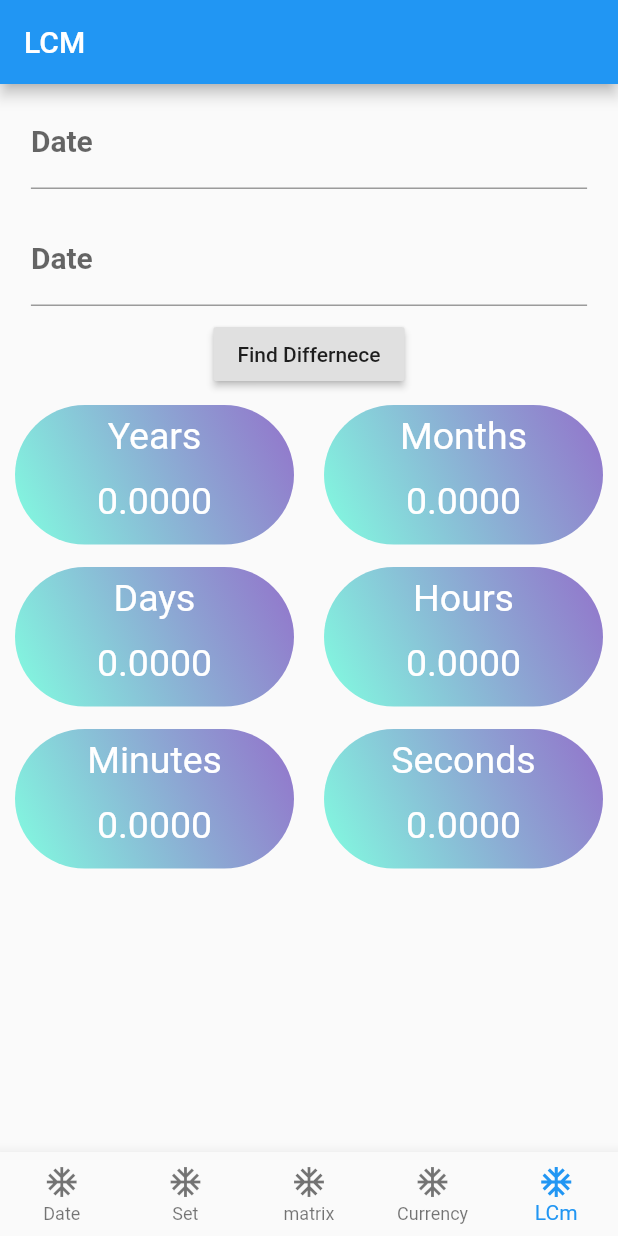
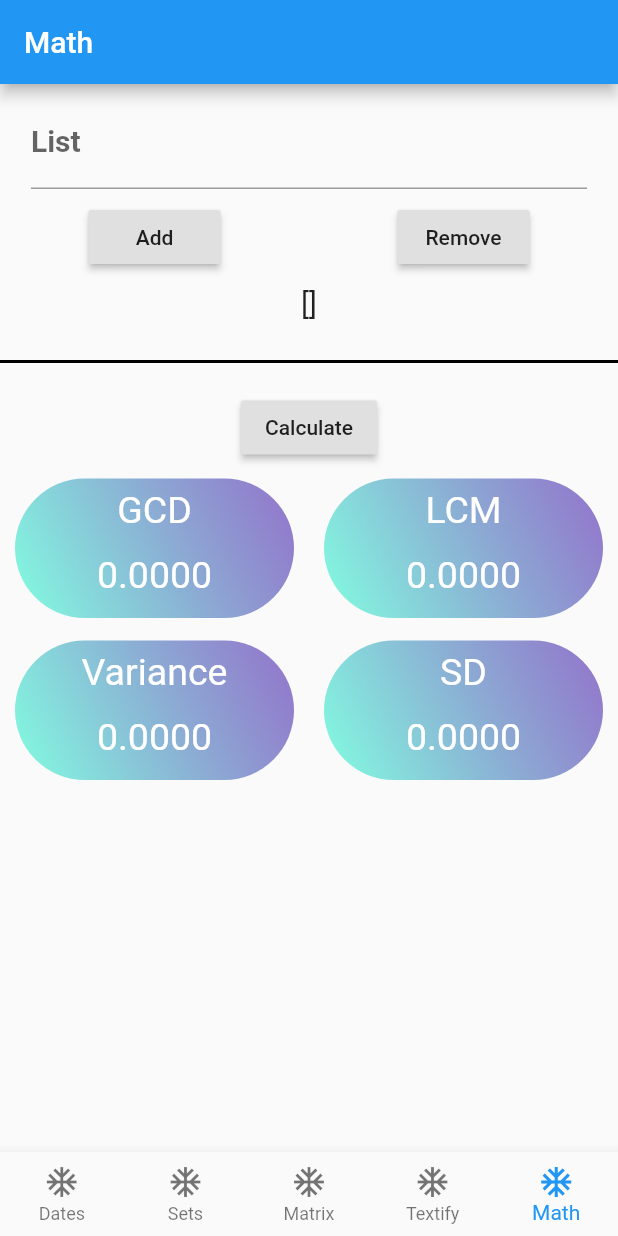
Before and after one commit to AstroEngineeer/Math_Helper_App, a Flutter app: the screen it shows after launch, item 5 of the bottom bar chosen, on a phone screen of 412 x 824 dp. Run offline on Flutter 3.47's test engine with Material 2 defaults, Android fonts, the phone set to English and light mode, and no system bars.

Commit message:
completed math screen

```diff
--- a/lib/screens/currency_screen.dart
+++ b/lib/screens/currency_screen.dart
@@ -10,6 +10,7 @@ class _CurrencyScreenState extends State<CurrencyScreen> {
   // ignore: non_constant_identifier_names
   String textfied_num = "";
 
+  // ignore: missing_return
   String tens(x, y) {
     if (x == "1") {
       switch (y) {
--- /dev/null
+++ b/lib/screens/math_screen.dart
@@ -0,0 +1,140 @@
+import 'dart:math';
+
+import 'package:Mixed/widgets/CustomGridView.dart';
+import "package:flutter/material.dart";
+
+class MathScreen extends StatefulWidget {
+  @override
+  _MathScreenState createState() => _MathScreenState();
+}
+
+class _MathScreenState extends State<MathScreen> {
+  TextEditingController numController = TextEditingController();
+  List x = [];
+
+  void add() {
+    x.add(int.parse(numController.text));
+    numController.text = "";
+    setState(() {});
+  }
+
+  void remove() {
+    x.remove(int.parse(numController.text));
+    numController.text = "";
+    setState(() {});
+  }
+
+  int gcd(int a, int b) {
+    if (b == 0) return a;
+    return gcd(b, a % b);
+  }
+
+  int findGcd() {
+    int result = x[0];
+    for (int i = 1; i < x.length; i++) {
+      result = gcd(result, x[i]);
+    }
+    return result;
+  }
+
+  int findlcm() {
+    int ans = x[0];
+    for (int i = 1; i < x.length; i++) {
+      ans = ((x[i] * ans) / gcd(x[i], ans)).toInt();
+    }
+    return ans;
+  }
+
+  double findVariance() {
+    var sum = 0;
+    for (var i in x) {
+      sum += i;
+    }
+    double avg = sum / x.length;
+    double sum1 = 0;
+    for (var i in x) {
+      sum1 += (i.toDouble() - avg) * (i.toDouble() - avg);
+    }
+    var ans = sum1 / x.length;
+    return ans;
+  }
+
+  double findSd() {
+    return sqrt(findVariance());
+  }
+
+  var cal = [
+    {"label": "GCD", "value": 0},
+    {"label": "LCM", "value": 0},
+    {"label": "Variance", "value": 0},
+    {"label": "SD", "value": 0},
+  ];
+  void calculate() {
+    cal = [
+      {"label": "GCD", "value": findGcd()},
+      {"label": "LCM", "value": findlcm()},
+      {"label": "Variance", "value": findVariance()},
+      {"label": "SD", "value": findSd()},
+    ];
+    setState(() {});
+  }
+
+  @override
+  Widget build(BuildContext context) {
+    return Column(
+      crossAxisAlignment: CrossAxisAlignment.center,
+      children: [
+        Padding(
+          padding: const EdgeInsets.all(8.0),
+          child: Row(
+            mainAxisAlignment: MainAxisAlignment.spaceAround,
+            children: [
+              SizedBox(
+                width: MediaQuery.of(context).size.width * 0.9,
+                child: TextField(
+                  textAlignVertical: TextAlignVertical.center,
+                  textAlign: TextAlign.center,
+                  decoration: InputDecoration(
+                      labelText: "List",
+                      labelStyle:
+                          TextStyle(fontSize: 20, fontWeight: FontWeight.bold)),
+                  controller: numController,
+                ),
+              ),
+            ],
+          ),
+        ),
+        Row(
+          mainAxisAlignment: MainAxisAlignment.spaceAround,
+          children: [
+            RaisedButton(
+              onPressed: add,
+              child: Text("Add"),
+            ),
+            RaisedButton(
+              onPressed: remove,
+              child: Text("Remove"),
+            )
+          ],
+        ),
+        Padding(
+          padding: const EdgeInsets.all(8.0),
+          child: Text(
+            x.toString(),
+            style: TextStyle(fontSize: 20),
+          ),
+        ),
+        Divider(
+          color: Colors.black,
+          height: 40,
+          thickness: 2,
+        ),
+        RaisedButton(
+          onPressed: calculate,
+          child: Text("Calculate"),
+        ),
+        CustomGridView(cal),
+      ],
+    );
+  }
+}
--- a/lib/screens/tab_screen.dart
+++ b/lib/screens/tab_screen.dart
@@ -2,6 +2,8 @@ import 'package:Mixed/screens/dates_screen.dart';
 import 'package:Mixed/screens/currency_screen.dart';
 import 'package:Mixed/screens/sets_screen.dart';
 import 'package:flutter/material.dart';
+
+import 'math_screen.dart';
 
 class TabScreen extends StatefulWidget {
   @override
@@ -13,16 +15,16 @@ class _TabScreenState extends State<TabScreen> {
     {"title": "Differnece between dates", "screen": DateScreen()},
     {"title": "Set", "screen": SetsScreen()},
     {"title": "Matrix", "screen": DateScreen()},
-    {"title": "Currency", "screen": CurrencyScreen()},
-    {"title": "LCM", "screen": DateScreen()},
+    {"title": "Textify", "screen": CurrencyScreen()},
+    {"title": "Math", "screen": MathScreen()},
   ];
 
   var apps = [
-    {"label": "Date", "icon": Icons.ac_unit},
-    {"label": "Set", "icon": Icons.ac_unit},
-    {"label": "matrix", "icon": Icons.ac_unit},
-    {"label": "Currency", "icon": Icons.ac_unit},
-    {"label": "LCm", "icon": Icons.ac_unit}
+    {"label": "Dates", "icon": Icons.ac_unit},
+    {"label": "Sets", "icon": Icons.ac_unit},
+    {"label": "Matrix", "icon": Icons.ac_unit},
+    {"label": "Textify", "icon": Icons.ac_unit},
+    {"label": "Math", "icon": Icons.ac_unit}
   ];
 
   int selectedIndex = 0;
```
